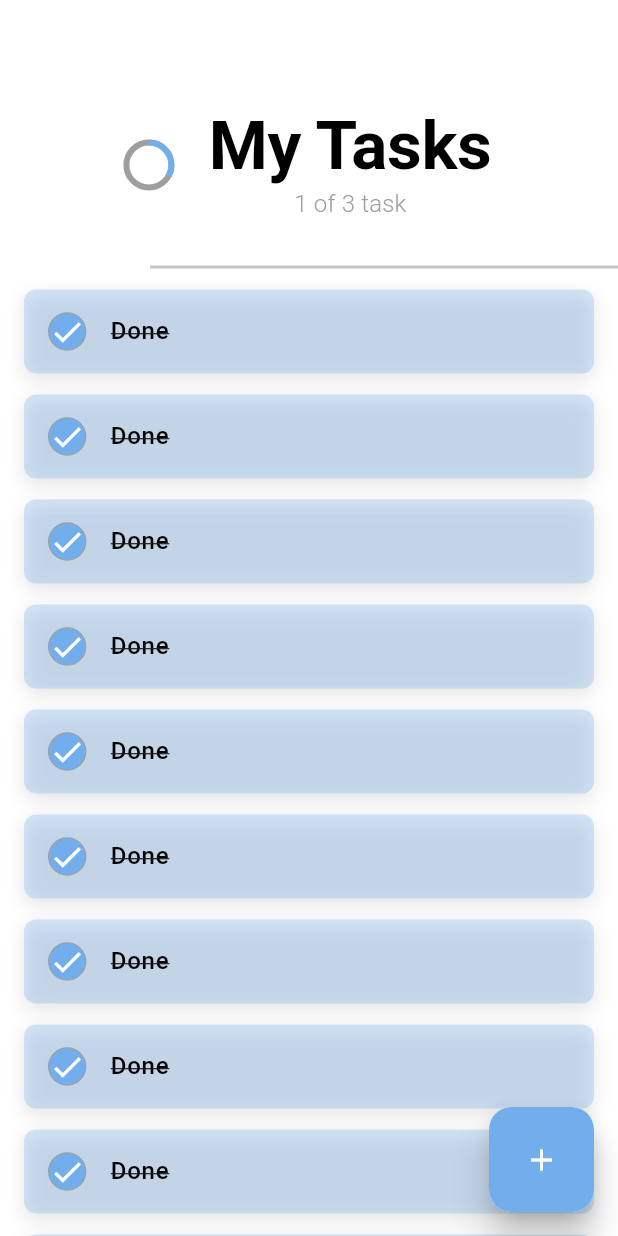
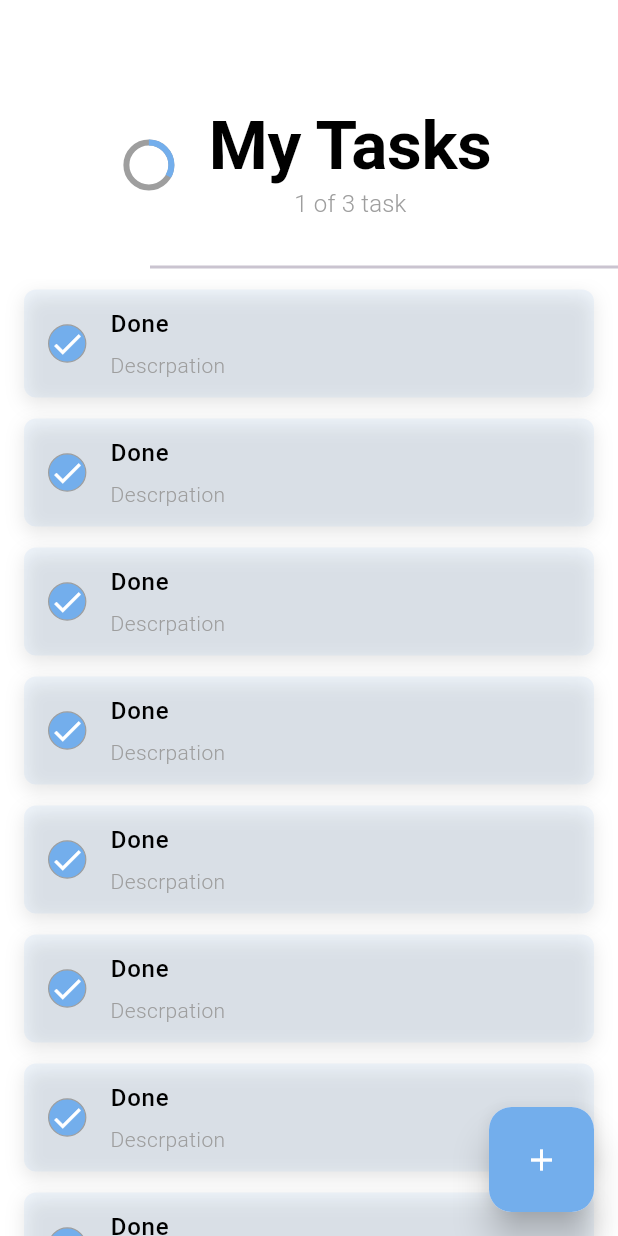
Before and after one commit to nguyenquangtung004/AppToDo, a Flutter app: the screen it shows after launch, on a phone screen of 412 x 824 dp. Run offline on Flutter 3.47's test engine with Material 3 defaults, Android fonts, the phone set to English and light mode, and no system bars; our stand-ins replace hive, hive_flutter; accounts and stored records are empty.

Commit message:
Đã cho mô tả phía dưới title

```diff
--- a/lib/views/home/home_view.dart
+++ b/lib/views/home/home_view.dart
@@ -86,13 +86,15 @@ class _HomeViewState extends State<HomeView> {
               width: double.infinity,
               height: 745,
               child: ListView.builder(
+                // padding: EdgeInsets.only(bottom: 80),
                 itemCount: 20,
                 scrollDirection: Axis.vertical,
                 itemBuilder: (context, index) {
                   return AnimatedContainer(
                     margin: EdgeInsets.symmetric(horizontal: 16, vertical: 7),
+                    //Giãn cách dòng trong list view
                     decoration: BoxDecoration(
-                        color: AppColors.primaryColor.withOpacity(0.3),
+                        color: AppColors.primaryColor.withOpacity(0.1),
                         borderRadius: BorderRadius.circular(8),
                         boxShadow: [
                           BoxShadow(
@@ -114,19 +116,42 @@ class _HomeViewState extends State<HomeView> {
                             shape: BoxShape.circle,
                             border: Border.all(color: Colors.grey, width: .8),
                           ),
-                          child: Icon(
+                          child: const Icon(
                             Icons.check,
                             color: Colors.white,
                           ),
                         ),
                       ),
 
-                      title: Text(
-                        "Done",
-                        style: TextStyle(
+                      ///Task Title
+                      title: Padding(
+                        padding: const EdgeInsets.only(bottom: 5, top: 3),
+
+                        ///Giãn cách check box với title theo chiều ngang
+
+                        ///Tiêu đề
+                        child: Text(
+                          "Done",
+                          style: TextStyle(
                             color: Colors.black,
                             fontWeight: FontWeight.w500,
-                            decoration: TextDecoration.lineThrough),
+                            // decoration: TextDecoration.lineThrough,
+                          ),
+                        ),
+                      ),
+
+                      ///Task Decoration
+                      subtitle: Column(
+                        crossAxisAlignment: CrossAxisAlignment.start, // Điều chỉnh descoration xuống dưới title
+                        children: [
+                          Text(
+                            "Descrpation",
+                            style: TextStyle(
+                                color: Colors.grey,
+                                fontWeight: FontWeight.w300),
+                          )
+                        ],
+                        //Date of task
                       ),
                     ),
                   );
```
